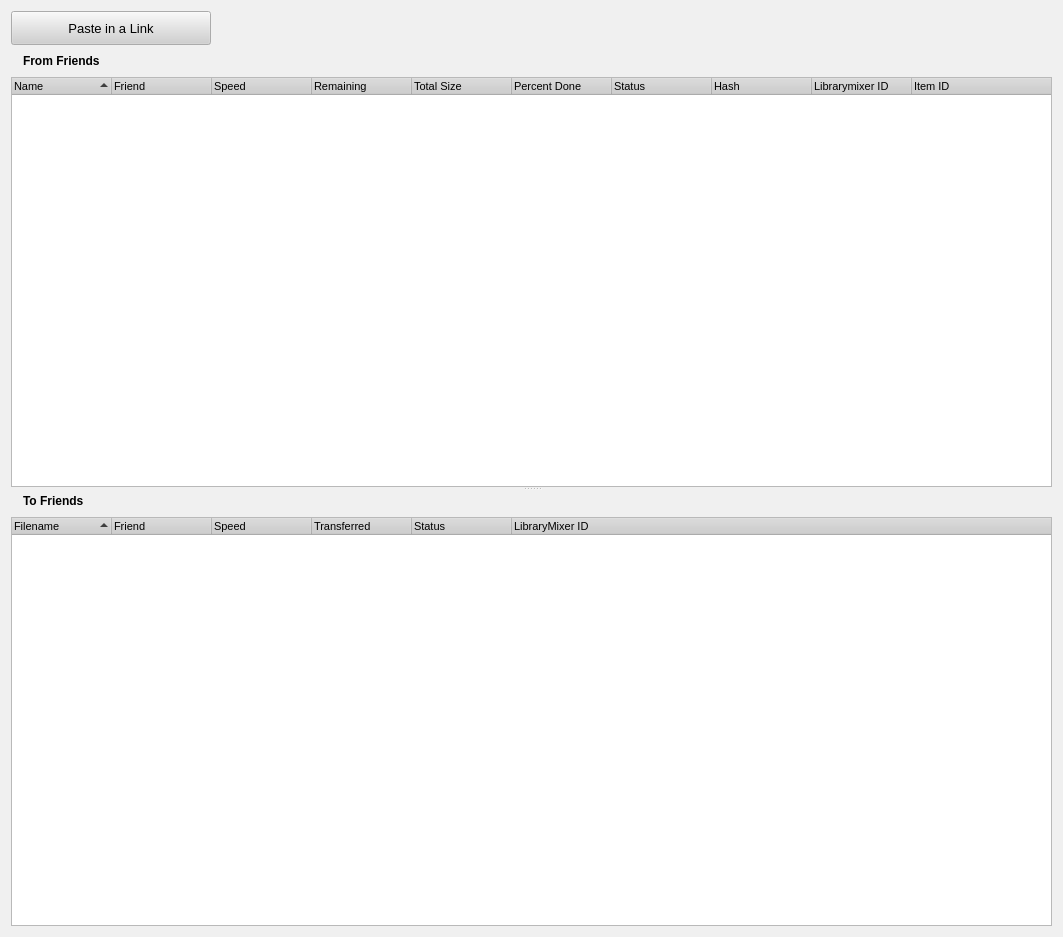
The window that MixologistGui/gui/TransfersDialog.ui (rebeccaskinner/The-Mixologist) describes before a commit, drawn with Qt 5.
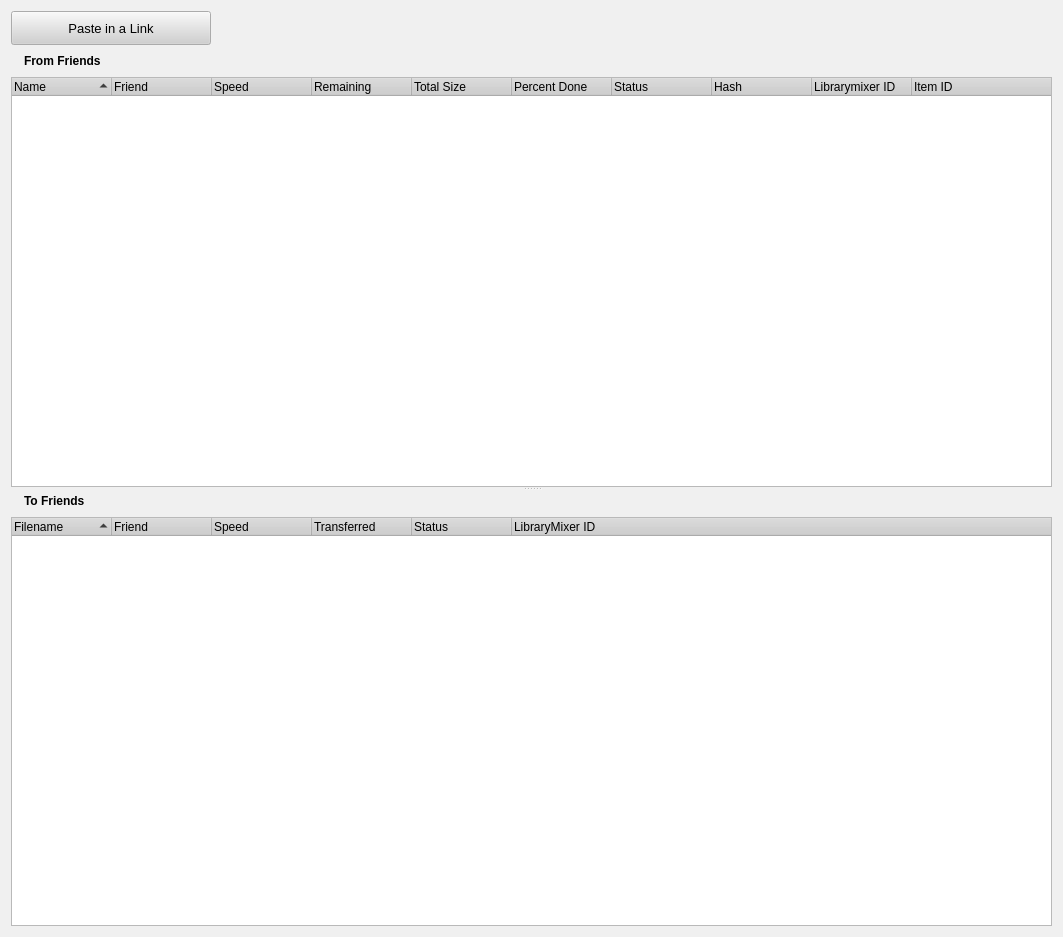
The same window after the commit. Icons and pictures are not drawn.

The edit to the form file:
```diff
--- a/MixologistGui/gui/TransfersDialog.ui
+++ b/MixologistGui/gui/TransfersDialog.ui
@@ -485,17 +485,6 @@
     </disabled>
    </palette>
   </property>
-  <property name="font">
-   <font>
-    <family>Arial</family>
-    <pointsize>8</pointsize>
-    <weight>50</weight>
-    <italic>false</italic>
-    <bold>false</bold>
-    <underline>false</underline>
-    <strikeout>false</strikeout>
-   </font>
-  </property>
   <property name="mouseTracking">
    <bool>true</bool>
   </property>
```
